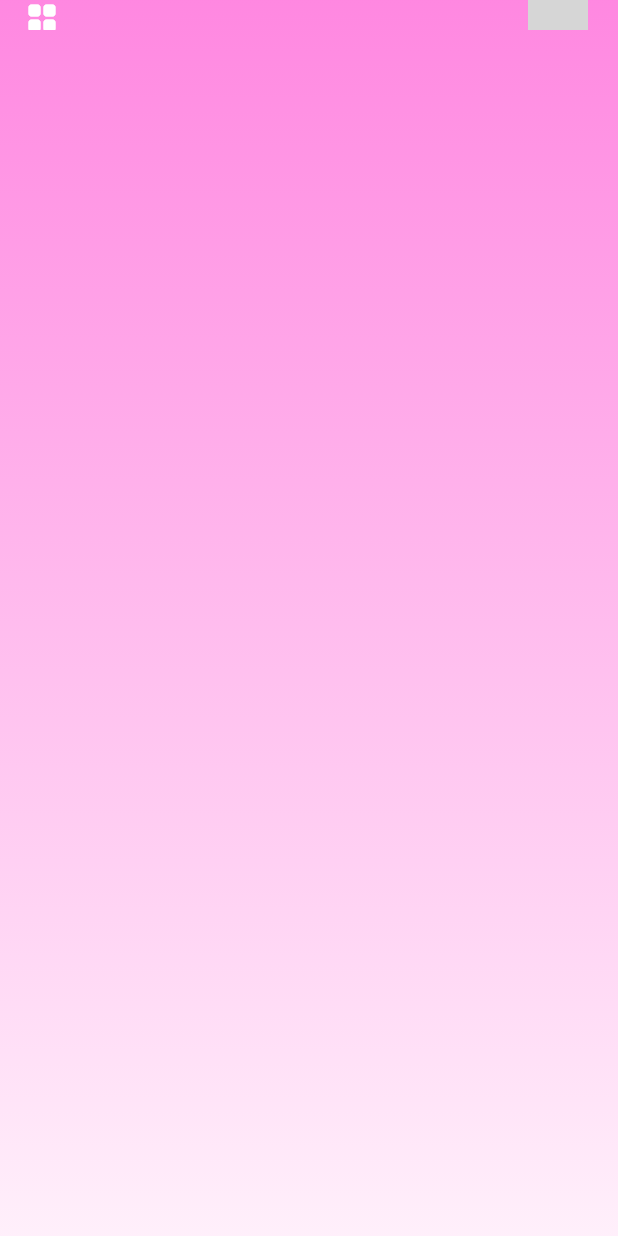
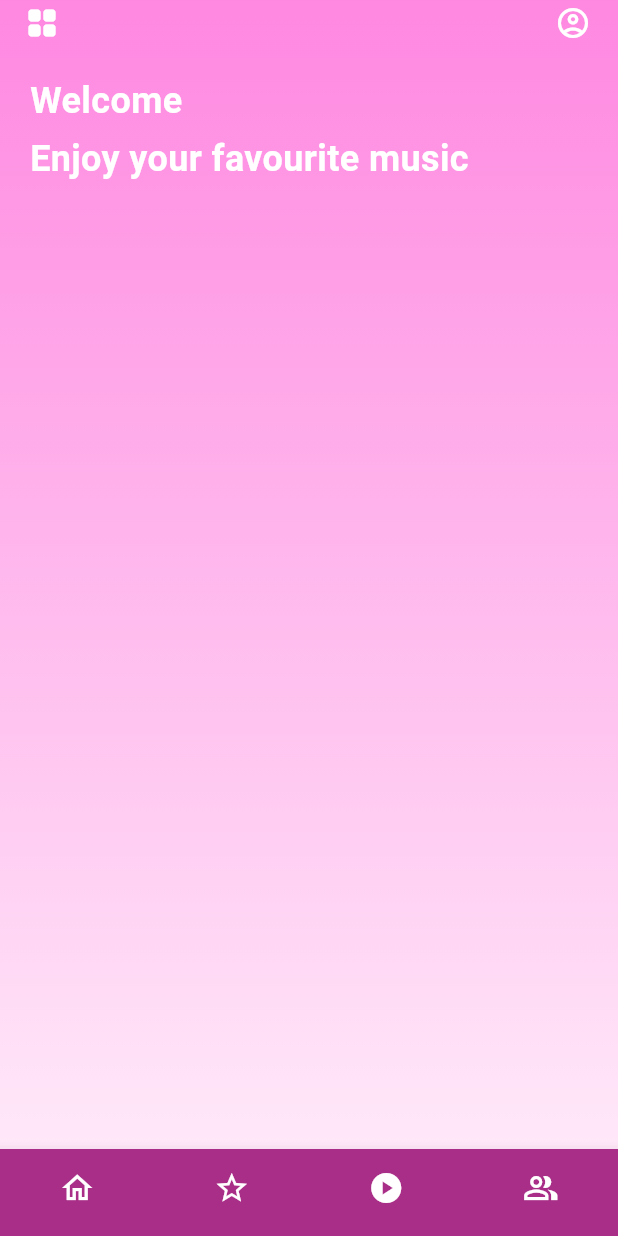
Before and after one commit to teotia-codes/music, a Flutter app: the screen it shows after launch, on a phone screen of 412 x 824 dp. Run offline on Flutter 3.47's test engine with Material 3 defaults, Android fonts, the phone set to English and light mode, and no system bars; our stand-ins replace get, google_fonts, on_audio_query, permission_handler; Roboto replaces fonts that are missing (Ubuntu); grey boxes are pictures that could not be loaded.

Commit message:
just a checkpoint

```diff
--- a/lib/views/new.dart
+++ b/lib/views/new.dart
@@ -1,4 +1,5 @@
 import 'package:flutter/material.dart';
+import 'package:google_fonts/google_fonts.dart';
 
 class New extends StatefulWidget {
   New({super.key});
@@ -17,19 +18,42 @@ class _New extends State<New> {
       end: Alignment.bottomCenter),
       ),
       child: Scaffold(backgroundColor: Colors.transparent,
-      appBar: PreferredSize(preferredSize: Size.fromHeight(20), child: AppBar(
+      appBar: PreferredSize(preferredSize: Size.fromHeight(30), child: AppBar(
         backgroundColor: Colors.transparent,
         elevation: 0,
         leading: const Icon(Icons.grid_view_rounded,color: Colors.white,),
         actions: [
-          Container(
-            margin: EdgeInsets.only(right: 20),
-            child: CircleAvatar(
-              backgroundImage: ,
+          Icon(Icons.account_circle_outlined,color: Colors.white,
+          size: 24,
+          ),
+          SizedBox(width: 18,)
+        ],
+      ),
+      ),
+      bottomNavigationBar: BottomNavigationBar(
+        showSelectedLabels: false,
+        showUnselectedLabels: false,
+        type: BottomNavigationBarType.fixed,
+      unselectedItemColor: Colors.white,
+      selectedItemColor: Colors.white,
+      items: const [BottomNavigationBarItem(
+        icon:Icon(Icons.home_outlined), label: 'Home' ),
+      BottomNavigationBarItem(icon:Icon(Icons.star_border), label: 'Favourite' ),
+      BottomNavigationBarItem(icon:Icon(Icons.play_circle), label: 'Play' ),
+      BottomNavigationBarItem(icon:Icon(Icons.people_alt_outlined), label: 'Profile' ),],backgroundColor:  Color.fromARGB(255, 168, 46, 135)),
+      body: SingleChildScrollView(
+        child: Column(children: [
+          Padding(
+            padding: const EdgeInsets.all(20),
+            child: Column(crossAxisAlignment: CrossAxisAlignment.start,
+              children:[ Text('Welcome',style: GoogleFonts.ubuntu(color: Colors.white,fontWeight: FontWeight.bold,
+              fontSize: 24),),
+              SizedBox(height: 5,),
+              Text('Enjoy your favourite music',style: GoogleFonts.ubuntu(color: Colors.white,fontWeight: FontWeight.bold,
+              fontSize: 24),),]
             ),
           )
-        ],
-      )),
-      body: Container(),),
+        ],),
+      ),),
     );
   }}
--- a/pubspec.yaml
+++ b/pubspec.yaml
@@ -64,7 +64,8 @@ flutter:
   uses-material-design: true
 
   # To add assets to your application, add an assets section, like this:
-  # assets:
+  assets:
+  - assets/images/av.jpeg
   #   - images/a_dot_burr.jpeg
   #   - images/a_dot_ham.jpeg
 
```
Also changed, not shown: assets/images/av.jpeg (added).
